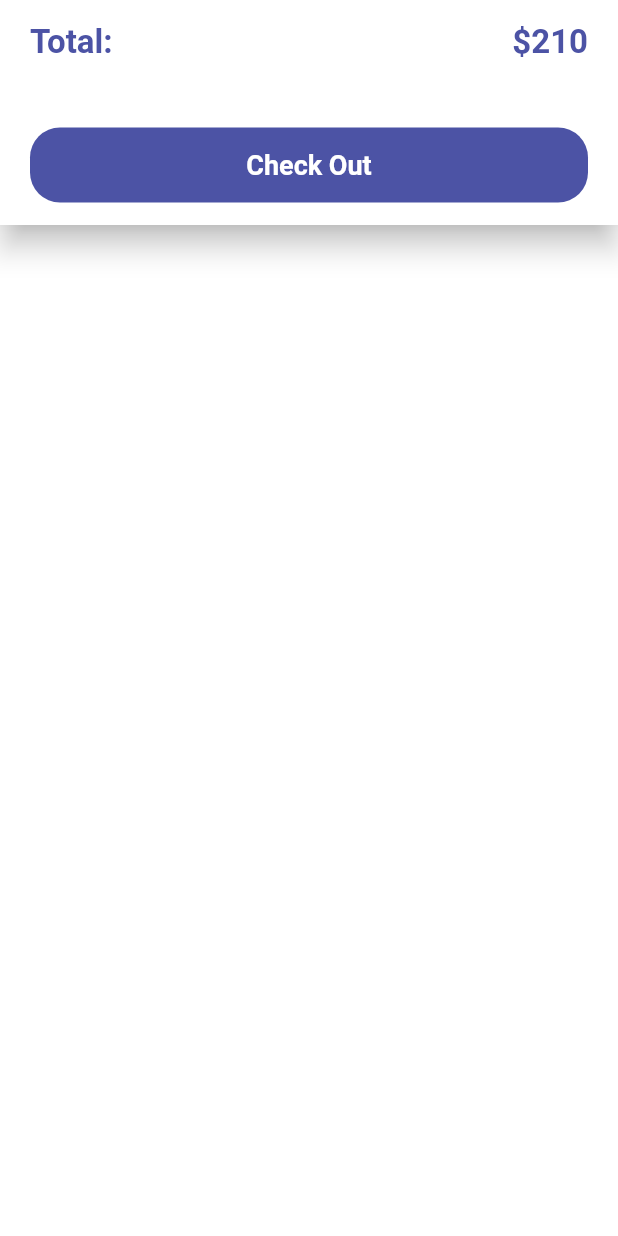
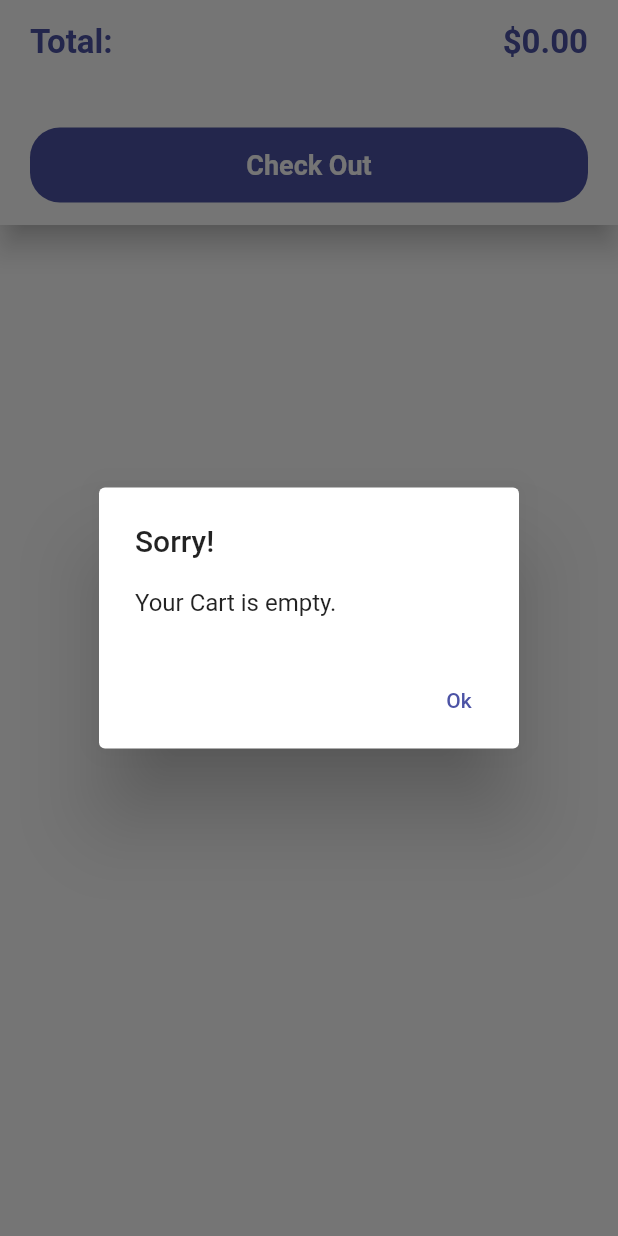
Before and after one commit to WarwarLouay/e_commerce_ui, a Flutter app: the CartBottomNavBar widget shown alone on an empty page, opened directly, after a tap on "Check Out", on a phone screen of 412 x 824 dp. Run offline on Flutter 3.47's test engine with Material 2 defaults, Android fonts, the phone set to English and light mode, and no system bars; our stand-ins replace badges, curved_navigation_bar, flutter_rating_bar, shared_preferences; missing offline and left inert: clippy_flutter, fl_country_code_picker; accounts and stored records are empty; network calls fail.

Commit message:
shipping address

```diff
--- a/lib/widgets/cart_bottom_navbar.dart
+++ b/lib/widgets/cart_bottom_navbar.dart
@@ -1,16 +1,116 @@
-// ignore_for_file: prefer_const_constructors, prefer_const_literals_to_create_immutables
+// ignore_for_file: prefer_const_constructors, prefer_const_literals_to_create_immutables, prefer_is_empty
 
 import 'package:flutter/material.dart';
 import 'package:provider/provider.dart';
+import 'package:shared_preferences/shared_preferences.dart';
 
 import '../providers/cart.dart';
 
-class CartBottomNavBar extends StatelessWidget {
+class CartBottomNavBar extends StatefulWidget {
   const CartBottomNavBar({super.key});
 
   @override
+  State<CartBottomNavBar> createState() => _CartBottomNavBarState();
+}
+
+class _CartBottomNavBarState extends State<CartBottomNavBar> {
+  String? address;
+  String? street;
+  String? building;
+
+  void getShippingAddres() async {
+    final prefs = await SharedPreferences.getInstance();
+    address = prefs.getString("address");
+    street = prefs.getString("street");
+    building = prefs.getString("building");
+  }
+
+  @override
+  void initState() {
+    super.initState();
+    getShippingAddres();
+  }
+
+  @override
   Widget build(BuildContext context) {
+    Future<void> checkout(Cart cart) async {
+      if (cart.cartItem.length <= 0) {
+        return showDialog(
+            context: context,
+            builder: (context) => AlertDialog(
+                  title: Text('Sorry!'),
+                  content: Text('Your Cart is empty.'),
+                  actions: [
+                    TextButton(
+                      onPressed: () {
+                        Navigator.of(context).pop();
+                      },
+                      child: Text(
+                        'Ok',
+                        style: TextStyle(
+                          color: Color(0xFF4C53A5),
+                        ),
+                      ),
+                    ),
+                  ],
+                ));
+      } else if (address != '' || street != '' || building != '') {
+        return showDialog(
+            context: context,
+            builder: (context) => AlertDialog(
+                  title: Text('Attention!'),
+                  content: Text('Make sure you put the correct address please'),
+                  actions: [
+                    TextButton(
+                      onPressed: () {
+                        Navigator.of(context).pop();
+                      },
+                      child: Text(
+                        'Edit',
+                        style: TextStyle(
+                          color: Color(0xFF4C53A5),
+                        ),
+                      ),
+                    ),
+                    TextButton(
+                      onPressed: () {
+                        Navigator.of(context).pop();
+                      },
+                      child: Text(
+                        'Continue',
+                        style: TextStyle(
+                          color: Color(0xFF4C53A5),
+                        ),
+                      ),
+                    ),
+                  ],
+                ));
+      } else {
+        return showDialog(
+            context: context,
+            builder: (context) => AlertDialog(
+                  title: Text('Sorry!'),
+                  content:
+                      Text('You need to fill your shopping address details.'),
+                  actions: [
+                    TextButton(
+                      onPressed: () {
+                        Navigator.of(context).pop();
+                      },
+                      child: Text(
+                        'Ok',
+                        style: TextStyle(
+                          color: Color(0xFF4C53A5),
+                        ),
+                      ),
+                    ),
+                  ],
+                ));
+      }
+    }
+
     final cart = Provider.of<Cart>(context);
+
     return BottomAppBar(
       child: Container(
         padding: EdgeInsets.symmetric(
@@ -33,8 +133,8 @@ class CartBottomNavBar extends StatelessWidget {
                   ),
                 ),
                 Text(
-                  '\$210',
-                  // '\$${cart.totalAmount.toStringAsFixed(2)}',
+                  //'\$210',
+                  '\$${cart.totalAmount.toStringAsFixed(2)}',
                   style: TextStyle(
                     fontSize: 22,
                     fontWeight: FontWeight.bold,
@@ -43,7 +143,11 @@ class CartBottomNavBar extends StatelessWidget {
                 ),
               ],
             ),
-            Container(
+            InkWell(
+              onTap: () {
+                checkout(cart);
+              },
+              child: Container(
                 alignment: Alignment.center,
                 height: 50,
                 width: double.infinity,
@@ -51,8 +155,6 @@ class CartBottomNavBar extends StatelessWidget {
                   color: Color(0xFF4C53A5),
                   borderRadius: BorderRadius.circular(20),
                 ),
-              child: InkWell(
-                onTap: () {},
                 child: Text(
                   'Check Out',
                   style: TextStyle(
```
Also changed, not shown: lib/providers/user.dart (+15 -0 lines). Lines whose indentation alone changed are shown as unchanged.
